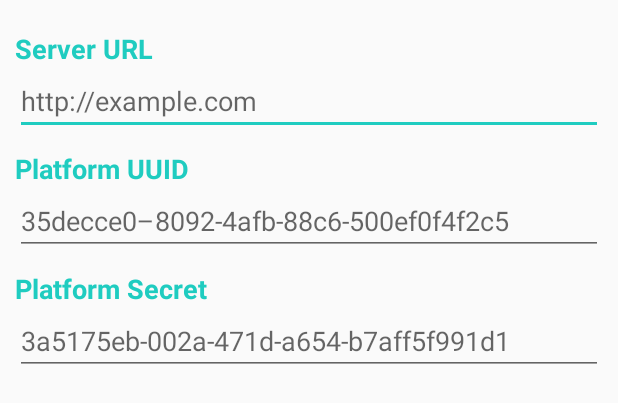
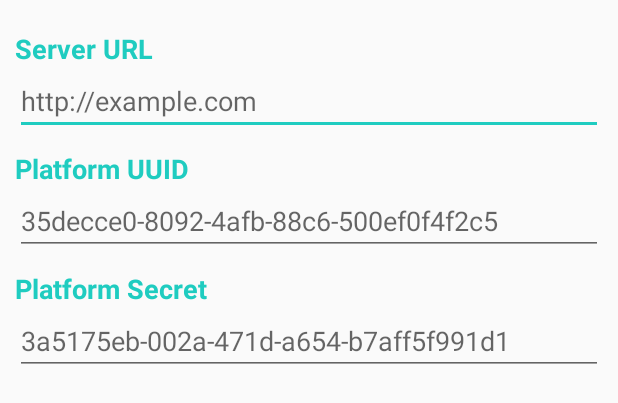
Before and after one commit to vmware-archive/push-android-heartbeatmonitor, an Android app: the layout platform_info.xml on its own in the app's theme, with its tools: preview values and no code run, on a phone screen of 412 x 824 dp. Shown: the top 403 px of the screen. Run offline under Robolectric (Android 15) with nearby library versions, the phone set to English and light mode, and no system bars.

Commit message:
[#139049605 FINISH] remove platform specific app name
Signed-off-by: Gabriel Dumitrescu <gdumitrescu@pivotal.io>

```diff
--- a/app/build.gradle
+++ b/app/build.gradle
@@ -2,9 +2,7 @@ apply plugin: 'com.android.application'
 
 ext {
     debugKeystorePath = System.getenv("PUSH_DEBUG_SIGNING_KEY") ?: new File(System.getProperty('user.home'), '.android').absolutePath + "/PCFPush.android.debug.keystore"
-    env = System.getenv("PUSH_ANDROID_ENV") ?: "kitkat" // Use the PUSH_ANDROID_DEV environment variable to override the environment name
     println "Using debugKeystorePath: " + debugKeystorePath
-    println "Using environment: " + env
 }
 
 android {
@@ -13,12 +11,10 @@ android {
 
     defaultConfig {
         applicationId "io.pivotal.android.push.heartbeatmonitor"
-        applicationIdSuffix "." + env // Allow one heartbeat app per environment
         minSdkVersion 16
         targetSdkVersion 24
         versionCode 2
         versionName "2.0"
-        resValue "string", "activity_name", env // Change the launcher icon name be the environment name
     }
 
     signingConfigs {
--- a/app/src/main/res/values/strings.xml
+++ b/app/src/main/res/values/strings.xml
@@ -12,10 +12,11 @@
     <string name="title_server_url">Server URL</string>
     <string name="hint_server_url">http://example.com</string>
     <string name="title_platform_uuid">Platform UUID</string>
-    <string name="hint_platform_uuid">35decce0–8092-4afb-88c6-500ef0f4f2c5</string>
+    <string name="hint_platform_uuid">35decce0-8092-4afb-88c6-500ef0f4f2c5</string>
     <string name="title_platform_secret">Platform Secret</string>
     <string name="hint_platform_secret">3a5175eb-002a-471d-a654-b7aff5f991d1</string>
     <string name="title_push_platform_dlg">Push Platform Information</string>
+    <string name="activity_name">PCF Push Heartbeat Monitor</string>
     <string name="OK">OK</string>
     <plurals name ="heartbeat_counter">
         <item quantity="one">"Received %d heartbeat."</item>
```
